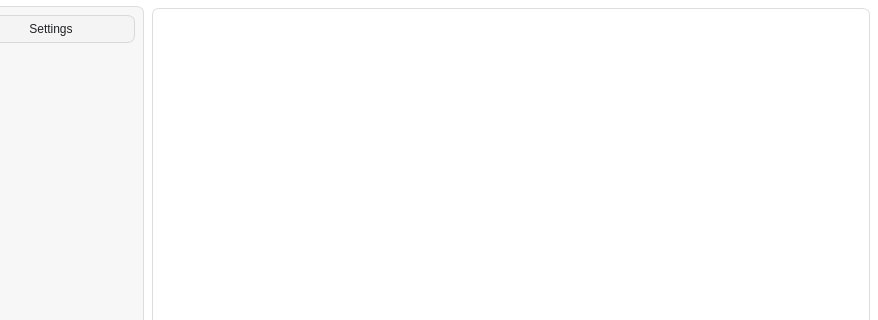
This is ai_agent.ui in frankyeh/DSI-Studio as Qt 5 draws it before an edit; both pictures show x 222 to 1100 and y 0 to 320 of the 1100 by 700 pixel window. The edited form follows.
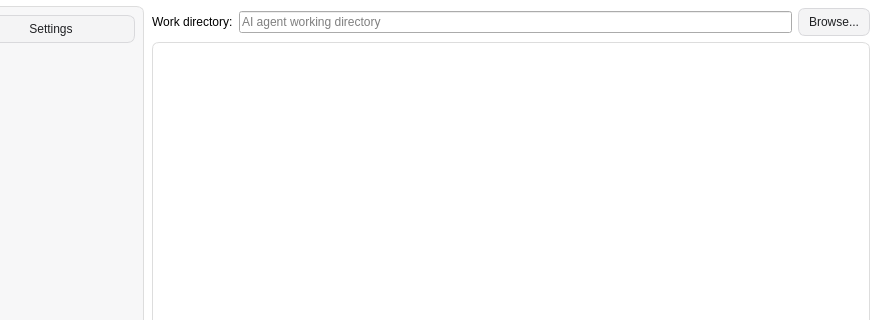
This is the edited form. Icons and pictures are not drawn.

Commit message: set cwd

The edit to the form file:
```diff
--- a/ai_agent.ui
+++ b/ai_agent.ui
@@ -289,6 +289,34 @@
            <property name="bottomMargin">
             <number>2</number>
            </property>
+           <item>
+            <layout class="QHBoxLayout" name="ai_work_dir_layout">
+             <property name="spacing">
+              <number>6</number>
+             </property>
+             <item>
+              <widget class="QLabel" name="ai_work_dir_label">
+               <property name="text">
+                <string>Work directory:</string>
+               </property>
+              </widget>
+             </item>
+             <item>
+              <widget class="QLineEdit" name="ai_work_dir">
+               <property name="placeholderText">
+                <string>AI agent working directory</string>
+               </property>
+              </widget>
+             </item>
+             <item>
+              <widget class="QPushButton" name="ai_browse_work_dir">
+               <property name="text">
+                <string>Browse...</string>
+               </property>
+              </widget>
+             </item>
+            </layout>
+           </item>
            <item>
             <widget class="QTextBrowser" name="ai_chat_history">
              <property name="sizePolicy">
```
The commit also changes 1 other file.
